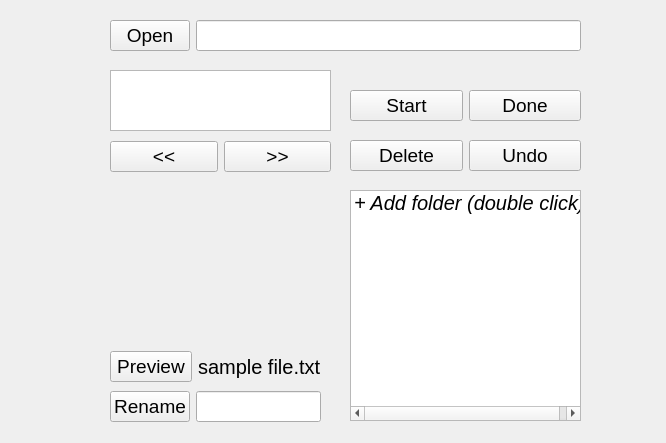
Qt form file_organizer/ui/window.ui (ShiqiangXia/FileOrganizerApp) before a commit.
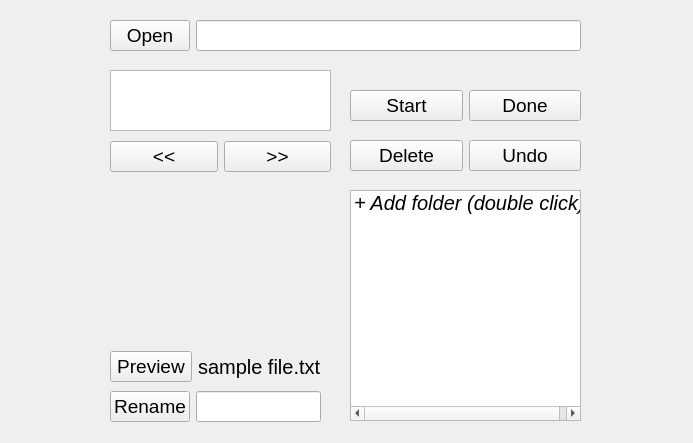
The same form after that commit.

Diff of the .ui file:
```diff
--- a/file_organizer/ui/window.ui
+++ b/file_organizer/ui/window.ui
@@ -6,7 +6,7 @@
    <rect>
     <x>0</x>
     <y>0</y>
-    <width>666</width>
+    <width>693</width>
     <height>443</height>
    </rect>
   </property>
```
Left out of the diff: 2 changed lines with no effect on the pictures.
